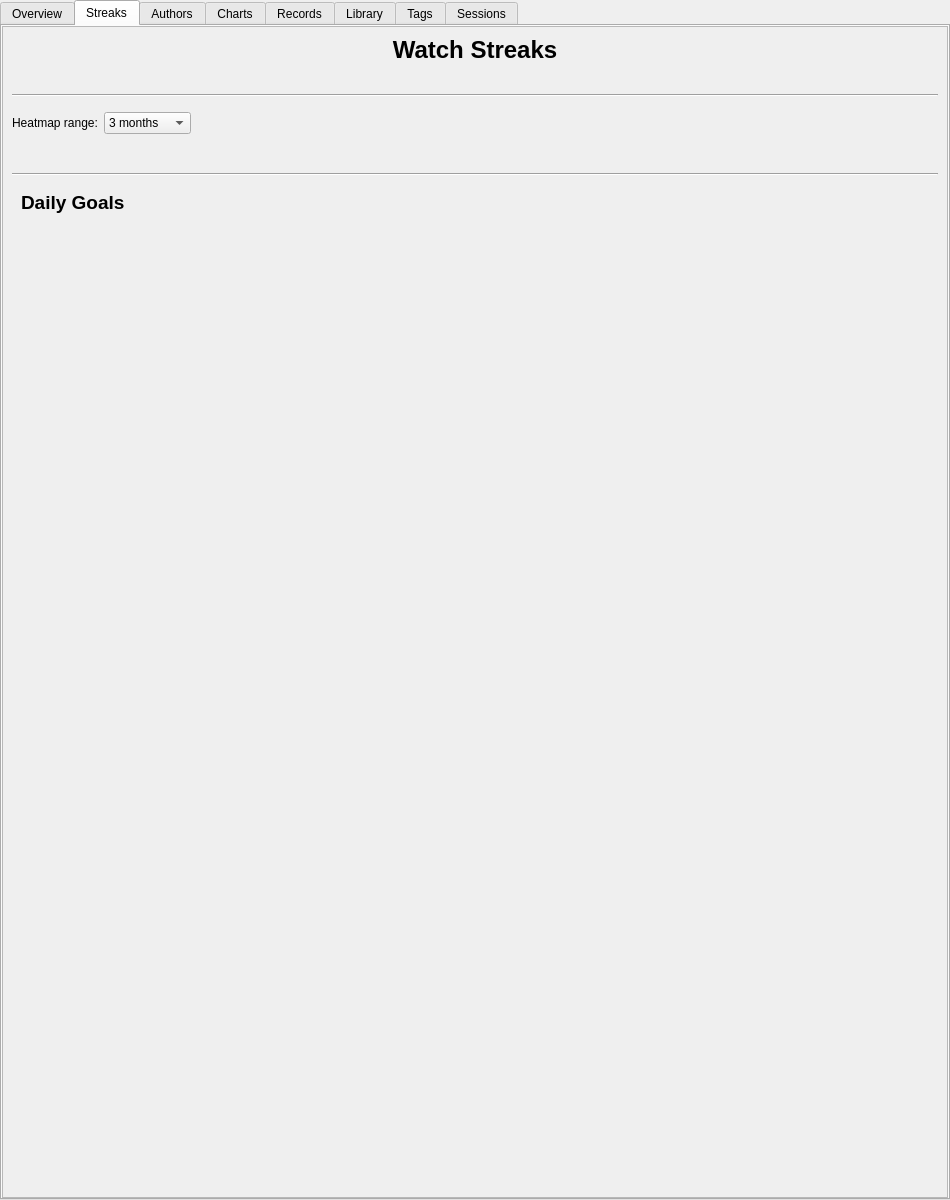
Old version of the form MediaManager/src/QtClasses/UI/Form Files/StatsDialog.ui in the repository PaunescuAndrei/MediaManager.
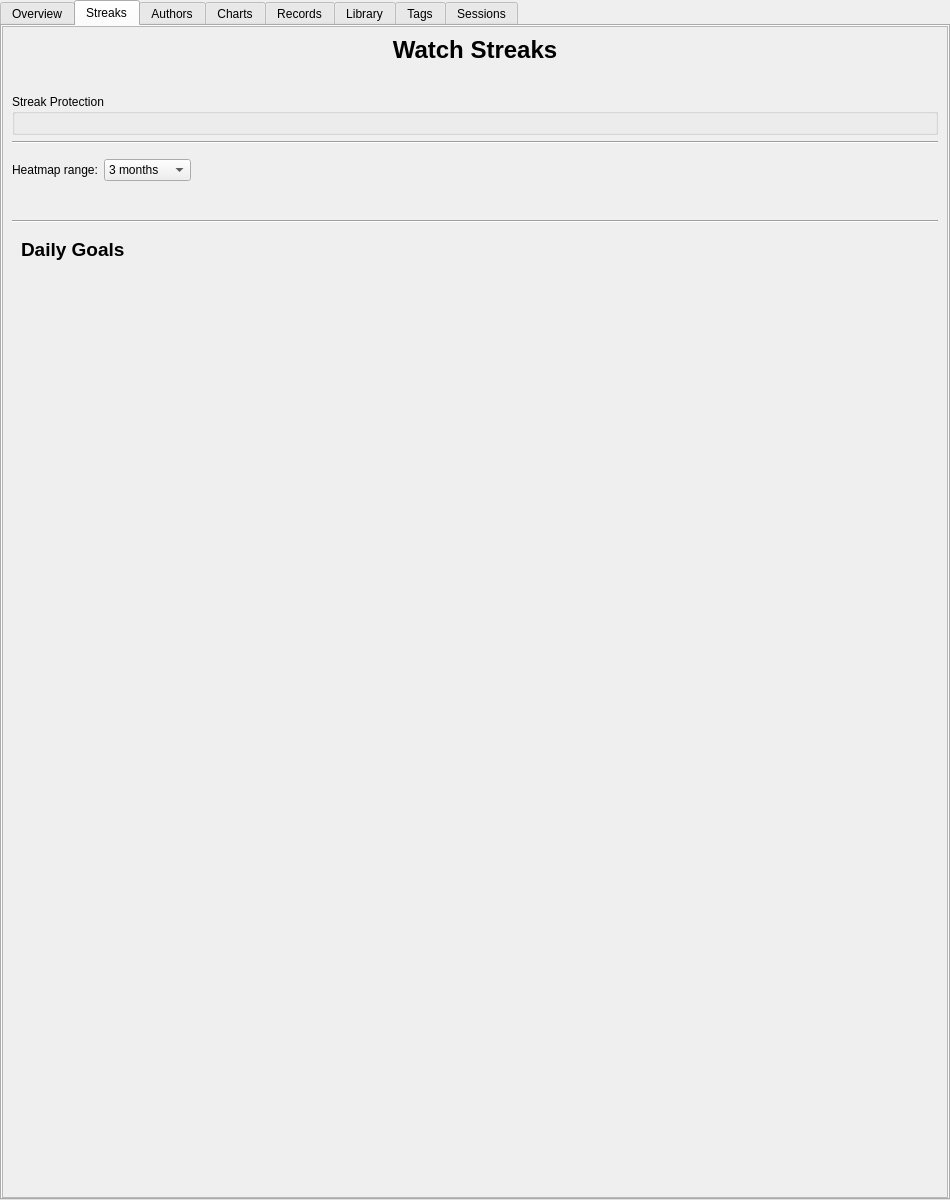
New version of the form. The open tabs and pages were chosen to show the change.

Commit message: add streak saves with auto debt and freezes

```diff
--- a/MediaManager/src/QtClasses/UI/Form Files/StatsDialog.ui
+++ b/MediaManager/src/QtClasses/UI/Form Files/StatsDialog.ui
@@ -257,6 +257,14 @@
              <layout class="QGridLayout" name="streakDisplayLayout"/>
             </widget>
            </item>
+           <item>
+            <widget class="QGroupBox" name="streakProtectionGroup">
+             <property name="title">
+              <string>Streak Protection</string>
+             </property>
+             <layout class="QGridLayout" name="streakProtectionLayout"/>
+            </widget>
+           </item>
            <item>
             <widget class="Line" name="streakLine1">
              <property name="orientation">
```
The commit also changes 18 other files.
